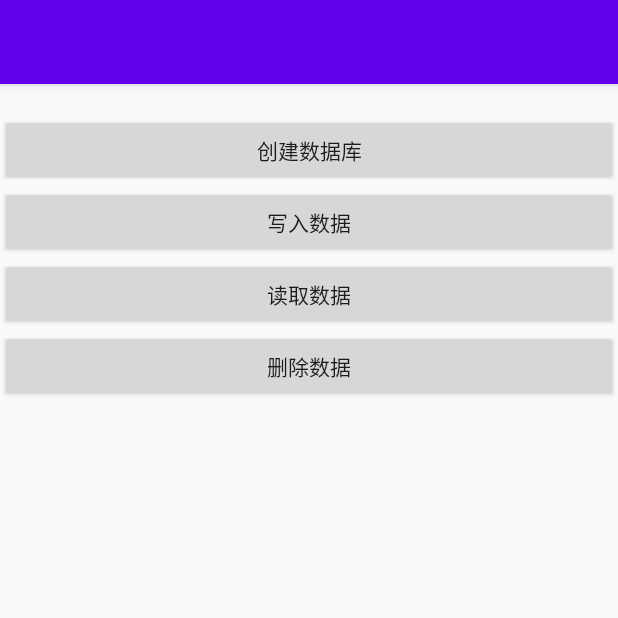
After one commit to angelsusu/android_demo, an Android app: the RoomTestActivity screen opened directly, with no data from a screen before it, on a phone screen of 412 x 824 dp, the top half of it. The commit adds this screen. Run offline under Robolectric (Android 15) with nearby library versions, the phone set to English and light mode, and no system bars; our stand-ins replace Room's generated code; libraries missing offline, so code that uses them is left out: com.dianping.logan, com.tencent.mars; 2 statements that could not run were skipped.

Commit message:
添加数据库测试demo

```diff
--- a/app/build.gradle
+++ b/app/build.gradle
@@ -1,6 +1,7 @@
 apply plugin: 'com.android.application'
 apply plugin: 'kotlin-android'
 apply plugin: 'kotlin-android-extensions'
+apply plugin: 'kotlin-kapt'
 
 android {
     compileSdkVersion 29
@@ -46,4 +47,9 @@ dependencies {
     implementation 'com.tencent.liteavsdk:LiteAVSDK_Smart:latest.release'
 
     implementation "org.jetbrains.kotlinx:kotlinx-coroutines-core:1.3.5"
+
+    //room
+    implementation "androidx.room:room-runtime:2.2.6"
+    implementation "androidx.room:room-ktx:2.2.6"
+    kapt "androidx.room:room-compiler:2.2.6"
 }
--- a/app/src/main/AndroidManifest.xml
+++ b/app/src/main/AndroidManifest.xml
@@ -12,7 +12,8 @@
         android:label="@string/app_name"
         android:roundIcon="@mipmap/ic_launcher_round"
         android:supportsRtl="true"
-        android:theme="@style/AppTheme">
+        android:theme="@style/AppTheme"
+        android:name=".MyApplication">
         <activity android:name="com.example.test.MainActivity">
             <intent-filter>
                 <action android:name="android.intent.action.MAIN" />
@@ -25,6 +26,7 @@
             android:process=":other"/>
 
         <activity android:name=".player.PlayerTestActivity"/>
+        <activity android:name=".room.RoomTestActivity"/>
     </application>
 
 </manifest>
--- /dev/null
+++ b/app/src/main/java/com/example/test/room/RoomTestActivity.kt
@@ -0,0 +1,56 @@
+package com.example.test.room
+
+import android.os.Bundle
+import android.util.Log
+import androidx.appcompat.app.AppCompatActivity
+import com.example.test.R
+import kotlinx.android.synthetic.main.activity_room_test.*
+import kotlinx.coroutines.GlobalScope
+import kotlinx.coroutines.launch
+import java.util.*
+
+/**
+ * author: beitingsu
+ * created on: 2020/5/13 2:06 PM
+ */
+class RoomTestActivity : AppCompatActivity() {
+
+    override fun onCreate(savedInstanceState: Bundle?) {
+        super.onCreate(savedInstanceState)
+        setContentView(R.layout.activity_room_test)
+
+        init()
+    }
+
+    private fun init() {
+        val userInfo = UserInfo(
+            uid = UUID.randomUUID().toString(),
+            name = "beiting.su",
+            age = 20,
+            isMale = 2
+        )
+        var userDB: UserInfoDB? = null
+        btn_room_create?.setOnClickListener {
+            userDB = UserInfoDB.build(this, userInfo.uid)
+        }
+        btn_room_write?.setOnClickListener {
+            GlobalScope.launch {
+                userDB?.userInfoDao()?.insert(userInfo)
+            }
+        }
+        btn_room_read?.setOnClickListener {
+            GlobalScope.launch {
+                val list = userDB?.userInfoDao()?.getByIds(userInfo.uid)
+                list?.forEach { userInfo ->
+                    Log.d("RoomTestActivity", "$userInfo")
+                }
+            }
+        }
+        btn_room_delete?.setOnClickListener {
+            GlobalScope.launch {
+                userDB?.userInfoDao()?.delete(userInfo)
+            }
+        }
+    }
+
+}
--- /dev/null
+++ b/app/src/main/java/com/example/test/room/UserInfo.kt
@@ -0,0 +1,33 @@
+package com.example.test.room
+
+import androidx.room.ColumnInfo
+import androidx.room.Entity
+import androidx.room.PrimaryKey
+import com.shopee.foody.driver.db.base.ImportVersion
+
+/**
+ * author: beitingsu
+ * created on: 2020/12/17 2:32 PM
+ * 数据实体
+ */
+@Entity(tableName = DBUtils.USER_INFO_TABLE_NAME)
+data class UserInfo(
+
+    @PrimaryKey
+    @ColumnInfo(name = "uid")
+    var uid: String = "",
+
+    @ColumnInfo(name = "name")
+    var name: String = "",
+
+    @ColumnInfo(name = "age")
+    var age: Int = 18,
+
+    @ImportVersion(2)
+    @ColumnInfo(name = "isMale")
+    var isMale: Int = 0
+) {
+    override fun toString(): String {
+        return "uid:$uid:name:$name:age$age:isMale:$isMale"
+    }
+}
--- a/app/src/main/res/layout/activity_main.xml
+++ b/app/src/main/res/layout/activity_main.xml
@@ -67,5 +67,11 @@
         android:textSize="20sp"
         android:text="播放器测试" />
 
+    <Button
+        android:id="@+id/btn_room_test"
+        android:layout_width="wrap_content"
+        android:layout_height="wrap_content"
+        android:textSize="20sp"
+        android:text="room数据库测试" />
 
 </LinearLayout>
--- /dev/null
+++ b/app/src/main/res/layout/activity_room_test.xml
@@ -0,0 +1,37 @@
+<?xml version="1.0" encoding="utf-8"?>
+<LinearLayout xmlns:android="http://schemas.android.com/apk/res/android"
+    xmlns:tools="http://schemas.android.com/tools"
+    android:layout_width="match_parent"
+    android:layout_height="match_parent"
+    tools:context=".MainActivity"
+    android:orientation="vertical"
+    android:paddingTop="20dp">
+
+
+    <Button
+        android:id="@+id/btn_room_create"
+        android:layout_width="match_parent"
+        android:layout_height="wrap_content"
+        android:text="创建数据库" />
+
+
+    <Button
+        android:id="@+id/btn_room_write"
+        android:layout_width="match_parent"
+        android:layout_height="wrap_content"
+        android:text="写入数据" />
+
+    <Button
+        android:id="@+id/btn_room_read"
+        android:layout_width="match_parent"
+        android:layout_height="wrap_content"
+        android:text="读取数据" />
+
+
+    <Button
+        android:id="@+id/btn_room_delete"
+        android:layout_width="match_parent"
+        android:layout_height="wrap_content"
+        android:text="删除数据" />
+
+</LinearLayout>
```
Also changed, not shown: app/src/main/java/com/example/test/MainActivity.kt (+4 -0 lines), app/src/main/java/com/example/test/MyApplication.kt (added, +9 -0 lines), app/src/main/java/com/example/test/player/PlayerTestActivity.kt (+5 -7 lines), app/src/main/java/com/example/test/room/BaseRoomDao.kt (added, +48 -0 lines), app/src/main/java/com/example/test/room/DBUtils.kt (added, +44 -0 lines), app/src/main/java/com/example/test/room/ImportVersion.kt (added, +13 -0 lines), app/src/main/java/com/example/test/room/UserInfoDB.kt (added, +41 -0 lines), app/src/main/java/com/example/test/room/UserInfoDao.kt (added, +23 -0 lines).
